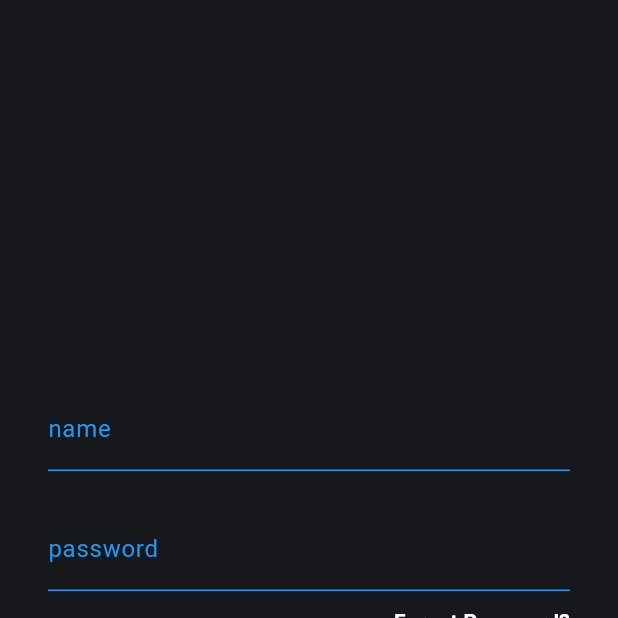
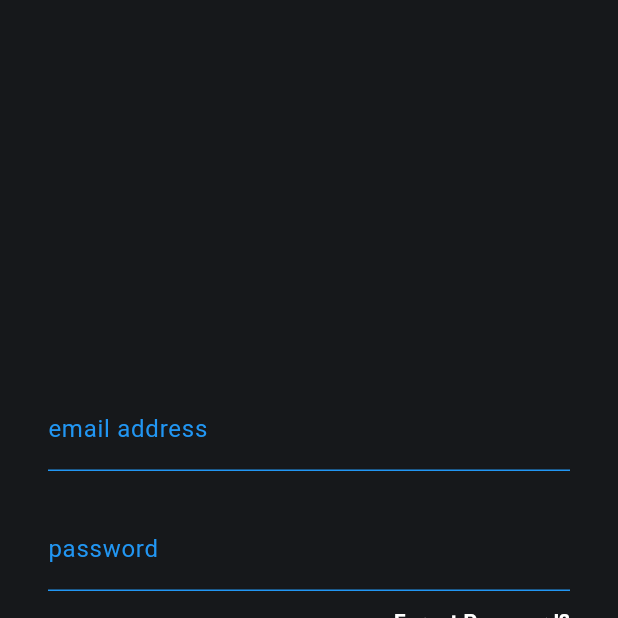
Before and after one commit to yosih48/bookes, a Flutter app: the screen it shows after launch, on a phone screen of 412 x 824 dp, the top half of it. Run offline on Flutter 3.47's test engine with Material 3 defaults, Android fonts, the phone set to English and light mode, and no system bars; our stand-ins replace cloud_firestore, firebase_auth, firebase_core, firebase_messaging, google_sign_in; accounts and stored records are empty; generated files the repository leaves out were written again.

Commit message:
forgot password using firebase

```diff
--- a/lib/screens/login.dart
+++ b/lib/screens/login.dart
@@ -5,6 +5,7 @@ import 'package:bookes/responsive/web_screen_layout.dart';
 import 'package:bookes/screens/signup_screen.dart';
 import 'package:bookes/theme/colors.dart';
 import 'package:bookes/widgets/googleSignIn.dart';
+import 'package:firebase_auth/firebase_auth.dart';
 import 'package:flutter/material.dart';
 import 'package:flutter_gen/gen_l10n/app_localizations.dart';
 import 'package:flutter_localizations/flutter_localizations.dart';
@@ -33,56 +34,38 @@ class _LoginScreenState extends State<LoginScreen> {
     super.dispose();
   }
 
-  // Future<void> sendResetEmail() async {
-  //   try {
-  //     final resetToken =
-  //         await UsersMethods().sendEmail(_usernameController.text, context);
-  //     print('Reset token received: $resetToken');
+Future<void> resetPassword(BuildContext context, String email) async {
+    try {
+      await FirebaseAuth.instance.sendPasswordResetEmail(email: email);
+      // Show a success message to the user
+      ScaffoldMessenger.of(context).showSnackBar(
+        SnackBar(content: Text("Password reset email has been sent to $email")),
+      );
+    } on FirebaseAuthException catch (e) {
+      String message;
 
-  //     // Store token in memory
-  //     TokenManager.setToken(resetToken);
-  //     print('Token stored in memory');
+      // Handling specific errors
+      if (e.code == 'invalid-email') {
+        message = "The email address is not valid. Please enter a valid email.";
+      } else if (e.code == 'user-not-found') {
+        message = "No user found with this email address.";
+      } else {
+        message = "An error occurred. Please try again later.";
+      }
 
-  //     // Show dialog
-  //     if (context.mounted) {
-  //       showDialog(
-  //         context: context,
-  //         builder: (BuildContext context) {
-  //           return AlertDialog(
-  //             backgroundColor: cards,
-  //             title: Text(
-  //               AppLocalizations.of(context)!.emailsent,
-  //               style: TextStyle(
-  //                 color: Colors.white,
-  //               ),
-  //             ),
-  //             content: Text(
-  //               AppLocalizations.of(context)!.emailsentlink,
-  //               style: TextStyle(
-  //                 color: Colors.white,
-  //               ),
-  //             ),
-  //             actions: <Widget>[
-  //               TextButton(
-  //                 child: Text('OK'),
-  //                 onPressed: () {
-  //                   Navigator.of(context).pop();
-  //                 },
-  //               ),
-  //             ],
-  //           );
-  //         },
-  //       );
-  //     }
-  //   } catch (e) {
-  //     print('Exception in sendResetEmail: $e');
-  //     if (context.mounted) {
-  //       ScaffoldMessenger.of(context).showSnackBar(
-  //         SnackBar(content: Text(e.toString())),
-  //       );
-  //     }
-  //   }
-  // }
+      // Show an error message to the user
+      ScaffoldMessenger.of(context).showSnackBar(
+        SnackBar(content: Text(message)),
+      );
+    } catch (e) {
+      // Catch any other errors
+      ScaffoldMessenger.of(context).showSnackBar(
+        SnackBar(
+            content: Text("An unexpected error occurred. Please try again.")),
+      );
+    }
+  }
+
 
   void loginUser() async {
     setState(() {
@@ -160,7 +143,7 @@ class _LoginScreenState extends State<LoginScreen> {
                     controller: fieldTextEditingController,
                     focusNode: fieldFocusNode,
                     decoration: InputDecoration(
-                      labelText: AppLocalizations.of(context)!.name,
+                      labelText: AppLocalizations.of(context)!.email,
                       labelStyle: TextStyle(
                         color: Colors.blue, // Change this to your desired color
                       ),
@@ -250,7 +233,15 @@ class _LoginScreenState extends State<LoginScreen> {
               ),
               const SizedBox(height: 10),
               GestureDetector(
-                // onTap: authProvider.isLoading ? null : sendResetEmail,
+             onTap: ()async {
+                  String email = _emailController.text; // Replace with the user's email
+          await resetPassword(context,email);
+    // Show a confirmation message to the user
+          ScaffoldMessenger.of(context).showSnackBar(
+          SnackBar(content: Text("Password reset email has been sent to $email")),
+    );
+             },
+                //authProvider.isLoading ? null :
                 child: Container(
                   child: Align(
                     alignment: Alignment.centerRight,
```
